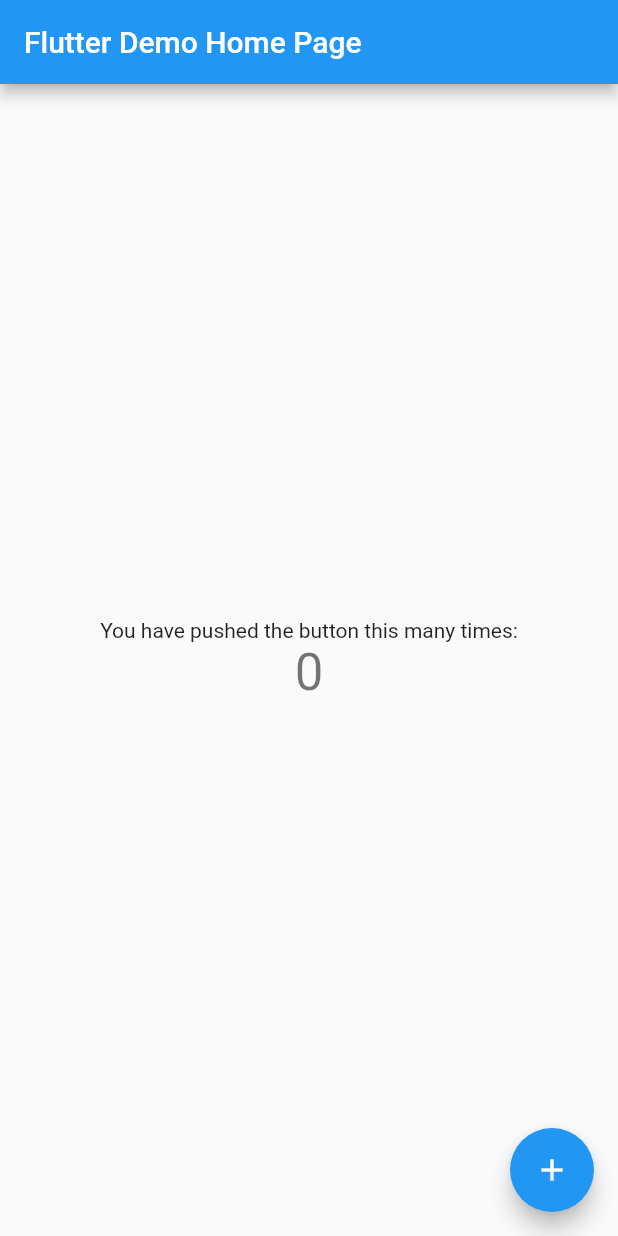
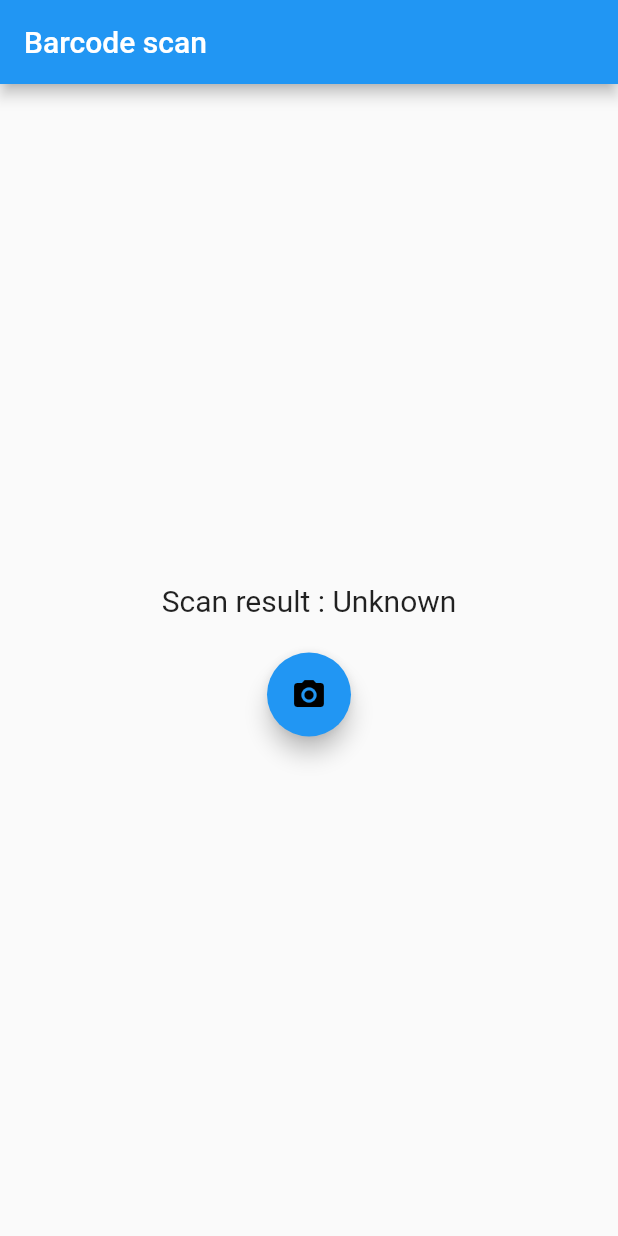
Before and after one commit to polo5922/GoStyle, a Flutter app: the screen it shows after launch, on a phone screen of 412 x 824 dp. Run offline on Flutter 3.47's test engine with Material 2 defaults, Android fonts, the phone set to English and light mode, and no system bars; missing offline and left inert: flutter_barcode_scanner.

Commit message:
update barcode working

```diff
--- a/lib/main.dart
+++ b/lib/main.dart
@@ -1,117 +1,93 @@
+import 'dart:async';
 import 'package:flutter/material.dart';
+import 'package:flutter/services.dart';
+import 'package:flutter_barcode_scanner/flutter_barcode_scanner.dart';
 
-void main() {
-  runApp(MyApp());
+void main() => runApp(MaterialApp(
+      debugShowCheckedModeBanner: false,
+      home: HomePage(),
+    ));
+
+class HomePage extends StatefulWidget {
+  @override
+  _HomePageState createState() => _HomePageState();
 }
 
-class MyApp extends StatelessWidget {
-  // This widget is the root of your application.
-  @override
-  Widget build(BuildContext context) {
-    return MaterialApp(
-      title: 'Flutter Demo',
-      theme: ThemeData(
-        // This is the theme of your application.
-        //
-        // Try running your application with "flutter run". You'll see the
-        // application has a blue toolbar. Then, without quitting the app, try
-        // changing the primarySwatch below to Colors.green and then invoke
-        // "hot reload" (press "r" in the console where you ran "flutter run",
-        // or simply save your changes to "hot reload" in a Flutter IDE).
-        // Notice that the counter didn't reset back to zero; the application
-        // is not restarted.
-        primarySwatch: Colors.blue,
-        // This makes the visual density adapt to the platform that you run
-        // the app on. For desktop platforms, the controls will be smaller and
-        // closer together (more dense) than on mobile platforms.
-        visualDensity: VisualDensity.adaptivePlatformDensity,
-      ),
-      home: MyHomePage(title: 'Flutter Demo Home Page'),
-    );
-  }
-}
-
-class MyHomePage extends StatefulWidget {
-  MyHomePage({Key key, this.title}) : super(key: key);
-
-  // This widget is the home page of your application. It is stateful, meaning
-  // that it has a State object (defined below) that contains fields that affect
-  // how it looks.
-
-  // This class is the configuration for the state. It holds the values (in this
-  // case the title) provided by the parent (in this case the App widget) and
-  // used by the build method of the State. Fields in a Widget subclass are
-  // always marked "final".
-
-  final String title;
+class _HomePageState extends State<HomePage> {
+  String _scanBarcode = 'Unknown';
 
   @override
-  _MyHomePageState createState() => _MyHomePageState();
-}
+  void initState() {
+    super.initState();
+  }
 
-class _MyHomePageState extends State<MyHomePage> {
-  int _counter = 0;
+  startBarcodeScanStream() async {
+    FlutterBarcodeScanner.getBarcodeStreamReceiver(
+            "#ff6666", "Cancel", true, ScanMode.BARCODE)
+        .listen((barcode) => print(barcode));
+  }
 
-  void _incrementCounter() {
+  Future<void> scanQR() async {
+    String barcodeScanRes;
+
+    try {
+      barcodeScanRes = await FlutterBarcodeScanner.scanBarcode(
+          "#ff6666", "Cancel", true, ScanMode.QR);
+      print(barcodeScanRes);
+    } on PlatformException {
+      barcodeScanRes = 'Failed to get platform version.';
+    }
+
+    if (!mounted) return;
+
     setState(() {
-      // This call to setState tells the Flutter framework that something has
-      // changed in this State, which causes it to rerun the build method below
-      // so that the display can reflect the updated values. If we changed
-      // _counter without calling setState(), then the build method would not be
-      // called again, and so nothing would appear to happen.
-      _counter++;
+      _scanBarcode = barcodeScanRes;
+    });
+  }
+
+  Future<void> scanBarcodeNormal() async {
+    String barcodeScanRes;
+    // Platform messages may fail, so we use a try/catch PlatformException.
+    try {
+      barcodeScanRes = await FlutterBarcodeScanner.scanBarcode(
+          "#ff6666", "Cancel", true, ScanMode.BARCODE);
+      print(barcodeScanRes);
+    } on PlatformException {
+      barcodeScanRes = 'Failed to get platform version.';
+    }
+
+    // If the widget was removed from the tree while the asynchronous platform
+    // message was in flight, we want to discard the reply rather than calling
+    // setState to update our non-existent appearance.
+    if (!mounted) return;
+
+    setState(() {
+      _scanBarcode = barcodeScanRes;
     });
   }
 
   @override
   Widget build(BuildContext context) {
-    // This method is rerun every time setState is called, for instance as done
-    // by the _incrementCounter method above.
-    //
-    // The Flutter framework has been optimized to make rerunning build methods
-    // fast, so that you can just rebuild anything that needs updating rather
-    // than having to individually change instances of widgets.
-    return Scaffold(
-      appBar: AppBar(
-        // Here we take the value from the MyHomePage object that was created by
-        // the App.build method, and use it to set our appbar title.
-        title: Text(widget.title),
-      ),
-      body: Center(
-        // Center is a layout widget. It takes a single child and positions it
-        // in the middle of the parent.
-        child: Column(
-          // Column is also a layout widget. It takes a list of children and
-          // arranges them vertically. By default, it sizes itself to fit its
-          // children horizontally, and tries to be as tall as its parent.
-          //
-          // Invoke "debug painting" (press "p" in the console, choose the
-          // "Toggle Debug Paint" action from the Flutter Inspector in Android
-          // Studio, or the "Toggle Debug Paint" command in Visual Studio Code)
-          // to see the wireframe for each widget.
-          //
-          // Column has various properties to control how it sizes itself and
-          // how it positions its children. Here we use mainAxisAlignment to
-          // center the children vertically; the main axis here is the vertical
-          // axis because Columns are vertical (the cross axis would be
-          // horizontal).
-          mainAxisAlignment: MainAxisAlignment.center,
-          children: <Widget>[
-            Text(
-              'You have pushed the button this many times:',
-            ),
-            Text(
-              '$_counter',
-              style: Theme.of(context).textTheme.headline4,
-            ),
-          ],
-        ),
-      ),
-      floatingActionButton: FloatingActionButton(
-        onPressed: _incrementCounter,
-        tooltip: 'Increment',
-        child: Icon(Icons.add),
-      ), // This trailing comma makes auto-formatting nicer for build methods.
-    );
+    return MaterialApp(
+        home: Scaffold(
+            appBar: AppBar(title: const Text('Barcode scan')),
+            body: Builder(builder: (BuildContext context) {
+              return Container(
+                alignment: Alignment.center,
+                child: Flex(
+                    direction: Axis.vertical,
+                    mainAxisAlignment: MainAxisAlignment.center,
+                    children: <Widget>[
+                      Text('Scan result : $_scanBarcode\n',
+                          style: TextStyle(fontSize: 20)),
+                      FloatingActionButton(
+                        backgroundColor: Colors.blue,
+                        foregroundColor: Colors.black,
+                        onPressed: () => scanQR(),
+                        child: Icon(Icons.camera_alt),
+                      )
+                    ]),
+              );
+            })));
   }
 }
--- a/pubspec.yaml
+++ b/pubspec.yaml
@@ -3,7 +3,7 @@ description: A new Flutter project.
 
 # The following line prevents the package from being accidentally published to
 # pub.dev using `pub publish`. This is preferred for private packages.
-publish_to: 'none' # Remove this line if you wish to publish to pub.dev
+publish_to: "none" # Remove this line if you wish to publish to pub.dev
 
 # The following defines the version and build number for your application.
 # A version number is three numbers separated by dots, like 1.2.43
@@ -21,9 +21,9 @@ environment:
   sdk: ">=2.7.0 <3.0.0"
 
 dependencies:
+  flutter_barcode_scanner: ^1.0.2
   flutter:
     sdk: flutter
-
 
   # The following adds the Cupertino Icons font to your application.
   # Use with the CupertinoIcons class for iOS style icons.
@@ -38,7 +38,6 @@ dev_dependencies:
 
 # The following section is specific to Flutter.
 flutter:
-
   # The following line ensures that the Material Icons font is
   # included with your application, so that you can use the icons in
   # the material Icons class.
```
Also changed, not shown: pubspec.lock, 4 other files.
